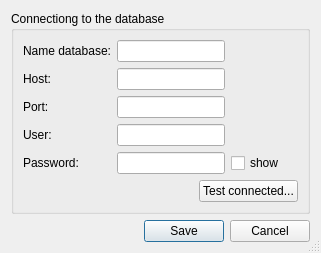
khmaksim/Airway, file settingsdialog.ui: the form before one commit.
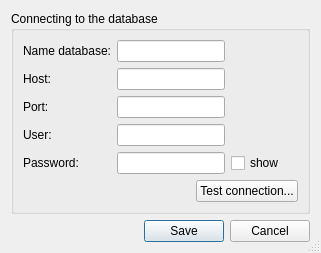
The form after the commit.

The edit to the form file:
```diff
--- a/settingsdialog.ui
+++ b/settingsdialog.ui
@@ -20,7 +20,7 @@
    <item row="0" column="0" colspan="2">
     <widget class="QGroupBox" name="groupBox">
      <property name="title">
-      <string>Connectiong to the database</string>
+      <string>Connecting to the database</string>
      </property>
      <property name="flat">
       <bool>true</bool>
@@ -153,7 +153,7 @@
         <item>
          <widget class="QPushButton" name="testConnectedButton">
           <property name="text">
-           <string>Test connected...</string>
+           <string>Test connection...</string>
           </property>
           <property name="autoDefault">
            <bool>false</bool>
```
